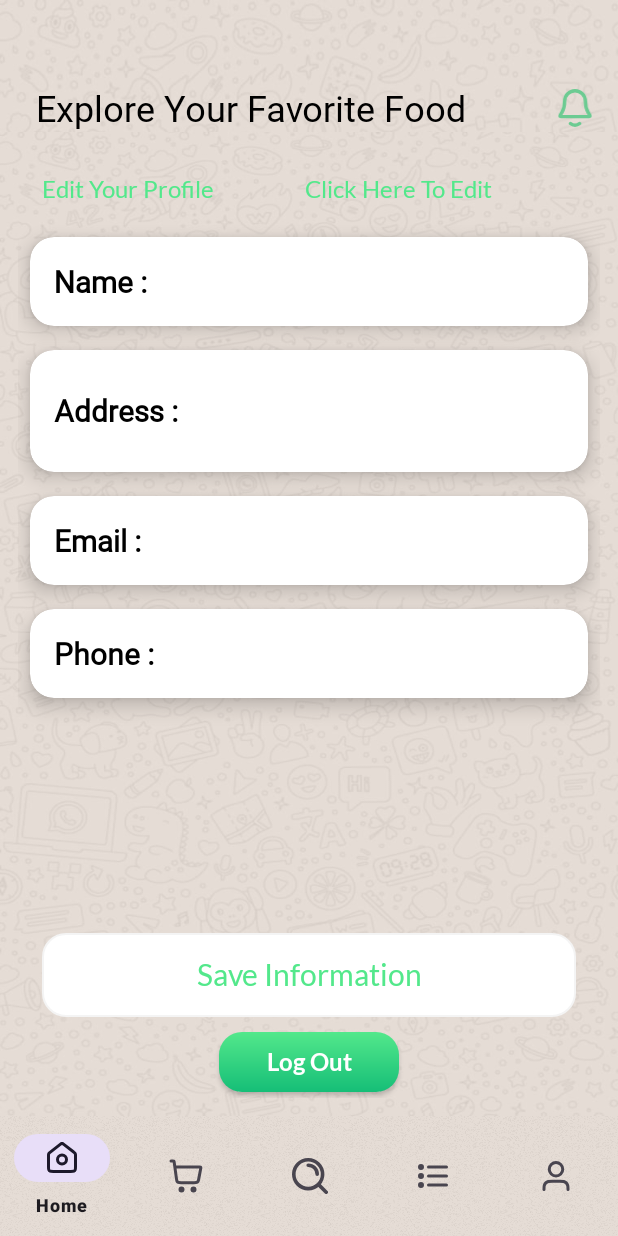
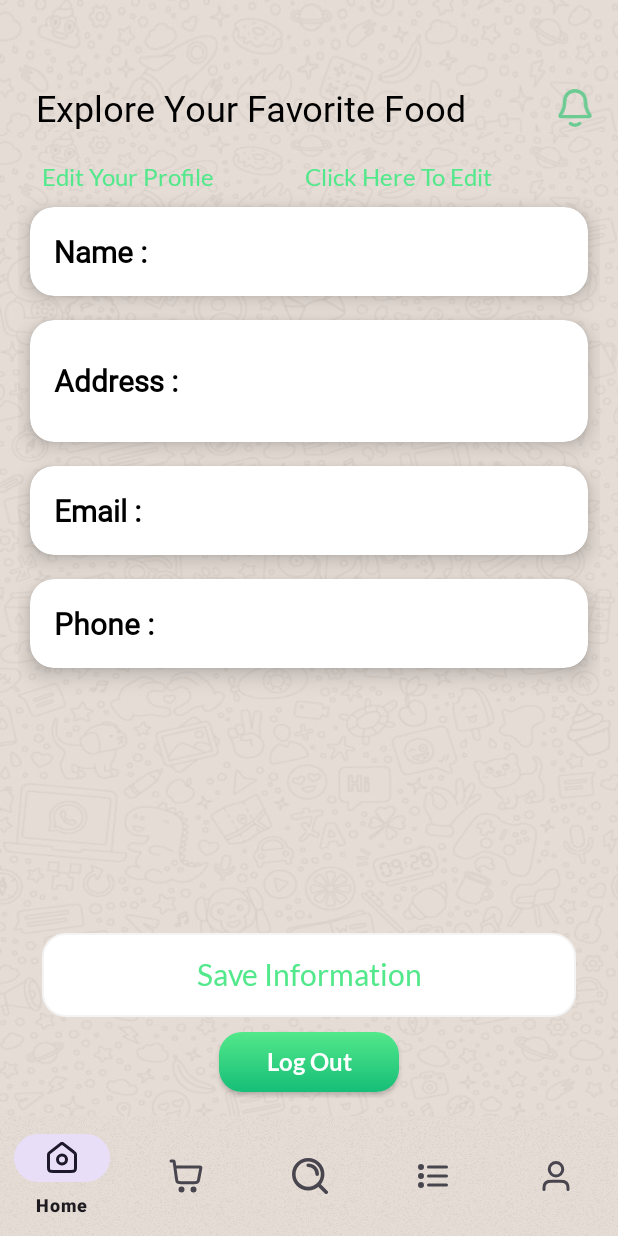
Before and after one commit to Yuvi9552/Waves-Of-Food, an Android app: the fragment ProfileFragment placed in its activity, on a phone screen of 412 x 824 dp. Run offline under Robolectric (Android 15) with nearby library versions, the phone set to English and light mode, and no system bars; our stand-ins replace Firebase (no records; nobody signed in at launch, a user with empty details on screens opened directly); libraries missing offline, so code that uses them is left out: com.denzcoskun.imageslider; pictures from the network do not load; 3 statements that could not run were skipped.

Commit message:
Profile Fragment Update

```diff
--- a/app/src/main/res/layout/fragment_profile.xml
+++ b/app/src/main/res/layout/fragment_profile.xml
@@ -10,10 +10,11 @@
     <LinearLayout
         android:layout_width="match_parent"
         android:layout_height="wrap_content"
-        android:layout_marginTop="16dp"
+        android:layout_marginTop="8dp"
         android:gravity="center_vertical"
         android:orientation="horizontal"
         android:paddingHorizontal="16dp">
+
 
         <TextView
             android:id="@+id/edit_profile_label"
@@ -43,7 +44,7 @@
     <LinearLayout
         android:layout_width="match_parent"
         android:layout_height="match_parent"
-        android:layout_marginTop="50dp"
+        android:layout_marginTop="30dp"
         android:orientation="vertical"
         android:paddingBottom="160dp">
 
```
